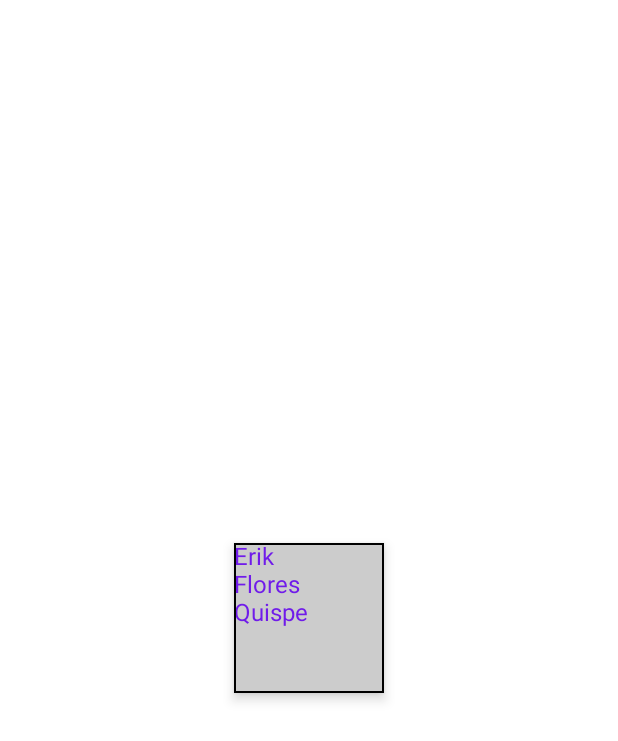
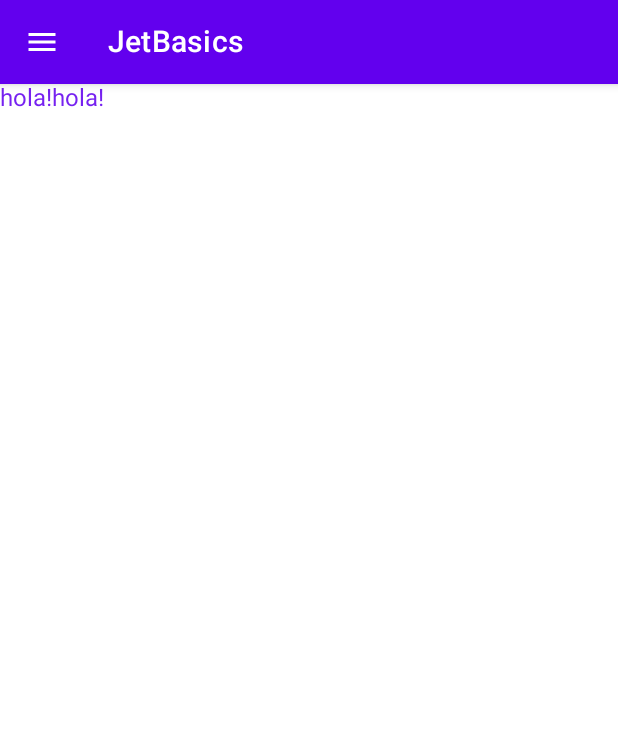
Before and after one commit to erikfloresq/tryJetpackCompose, an Android app built with Jetpack Compose: the screen it shows after launch (MainActivity), on a phone screen of 412 x 824 dp. Shown: the top 741 px of the screen. Run offline under Robolectric (Android 15) with nearby library versions, the phone set to English and light mode, and no system bars.

Commit message:
Add scaffold

```diff
--- a/JetBasics/app/src/main/java/dev/erikflores/jetbasics/MainActivity.kt
+++ b/JetBasics/app/src/main/java/dev/erikflores/jetbasics/MainActivity.kt
@@ -39,7 +39,7 @@ class MainActivity : ComponentActivity() {
 //                Surface(color = MaterialTheme.colors.background) {
 //                    SurfaceScreen()
 //                }
-                SurfaceScreen()
+                MyScaffold()
             }
         }
     }
--- a/JetBasics/app/src/main/java/dev/erikflores/jetbasics/MyScaffold.kt
+++ b/JetBasics/app/src/main/java/dev/erikflores/jetbasics/MyScaffold.kt
@@ -1,12 +1,17 @@
 package dev.erikflores.jetbasics
 
-import androidx.compose.material.Scaffold
-import androidx.compose.material.ScaffoldState
-import androidx.compose.material.rememberScaffoldState
+import androidx.compose.foundation.layout.Column
+import androidx.compose.foundation.layout.Row
+import androidx.compose.material.*
+import androidx.compose.material.icons.Icons
+import androidx.compose.material.icons.filled.Menu
 import androidx.compose.runtime.Composable
 import androidx.compose.runtime.rememberCoroutineScope
+import androidx.compose.ui.graphics.Color
 import androidx.compose.ui.res.colorResource
+import androidx.compose.ui.res.stringResource
 import kotlinx.coroutines.CoroutineScope
+import kotlinx.coroutines.launch
 
 @Composable
 fun MyScaffold() {
@@ -17,15 +22,34 @@ fun MyScaffold() {
         scaffoldState = scaffoldState,
         contentColor = colorResource(id = R.color.purple_500),
         content = { MyRow() },
-        topBar = { MyTopAppBar(scaffoldState = scaffoldState) },
+        topBar = { MyTopAppBar(scaffoldState = scaffoldState, scope = scope) },
         bottomBar = { MyBottomAppBar() },
         drawerContent = { MyColumn() }
     )
 }
 
 @Composable
-fun MyTopAppBar(scaffoldState: ScaffoldState) {
+fun MyTopAppBar(scaffoldState: ScaffoldState, scope: CoroutineScope) {
+    val drawerState = scaffoldState.drawerState
 
+    TopAppBar(
+        navigationIcon = {
+            IconButton(
+                content = {
+                    Icon(
+                        Icons.Default.Menu,
+                        tint = Color.White,
+                        contentDescription = stringResource(id = R.string.menu)
+                    )
+                },
+                onClick = {
+                    scope.launch { if (drawerState.isClosed) drawerState.open() else drawerState.close() }
+                }
+            )
+        },
+        title = { Text(text = stringResource(id = R.string.app_name), color = Color.White) },
+        backgroundColor = colorResource(id = R.color.purple_500)
+    )
 }
 
 @Composable
@@ -35,10 +59,16 @@ fun MyBottomAppBar() {
 
 @Composable
 fun MyRow() {
-
+    Row {
+        Text("hola!")
+        Text("hola!")
+    }
 }
 
 @Composable
 fun MyColumn() {
-
+    Column {
+        Text("hola!")
+        Text("hola!")
+    }
 }
--- a/JetBasics/app/src/main/res/values/strings.xml
+++ b/JetBasics/app/src/main/res/values/strings.xml
@@ -2,4 +2,5 @@
     <string name="app_name">JetBasics</string>
     <string name="name_form">Name</string>
     <string name="email_form">Email</string>
+    <string name="menu">Menu</string>
 </resources>
--- a/JetBasics/build.gradle.kts
+++ b/JetBasics/build.gradle.kts
@@ -6,7 +6,7 @@ buildscript {
         mavenCentral()
     }
     dependencies {
-        classpath("com.android.tools.build:gradle:7.0.0-beta02")
+        classpath("com.android.tools.build:gradle:7.0.0-beta03")
         classpath("org.jetbrains.kotlin:kotlin-gradle-plugin:1.4.30")
 
         // NOTE: Do not place your application dependencies here; they belong
```
